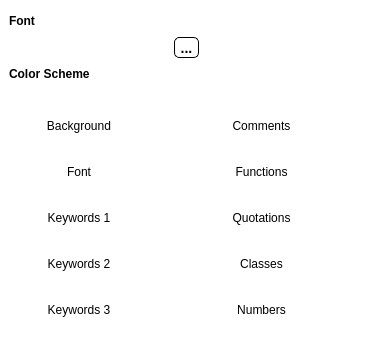
First picture: the form in App/ui/dialogs/colorpicker.ui, repository djeada/Lightpad, before the edit.
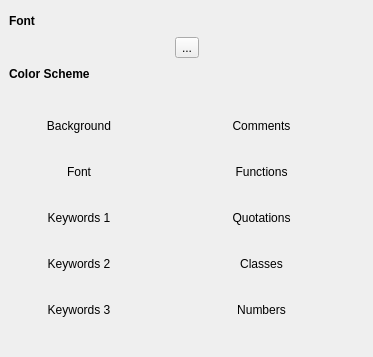
Second picture: the form after the edit.

The edit to the form file:
```diff
--- a/App/ui/dialogs/colorpicker.ui
+++ b/App/ui/dialogs/colorpicker.ui
@@ -14,11 +14,7 @@
    <string>Dialog</string>
   </property>
   <property name="styleSheet">
-   <string notr="true">QDialog#ColorPicker {
-border-width: 1;
-border-color: black;
-background: white;
-}</string>
+   <string notr="true"/>
   </property>
   <layout class="QVBoxLayout" name="verticalLayout_3" stretch="0,0,0,1">
    <property name="leftMargin">
@@ -74,17 +70,7 @@
      <item>
       <widget class="QToolButton" name="buttonFontChooser">
        <property name="styleSheet">
-        <string notr="true">QToolButton { 
-background-color: white;
-border-style: outset;
-border-width: 1px;
-border-radius: 5px;
-border-color: black;
-font: bold 14px;
-}
-QToolButton:hover { 
-	background: lightGray;
-}</string>
+        <string notr="true"/>
        </property>
        <property name="text">
         <string>...</string>
```
